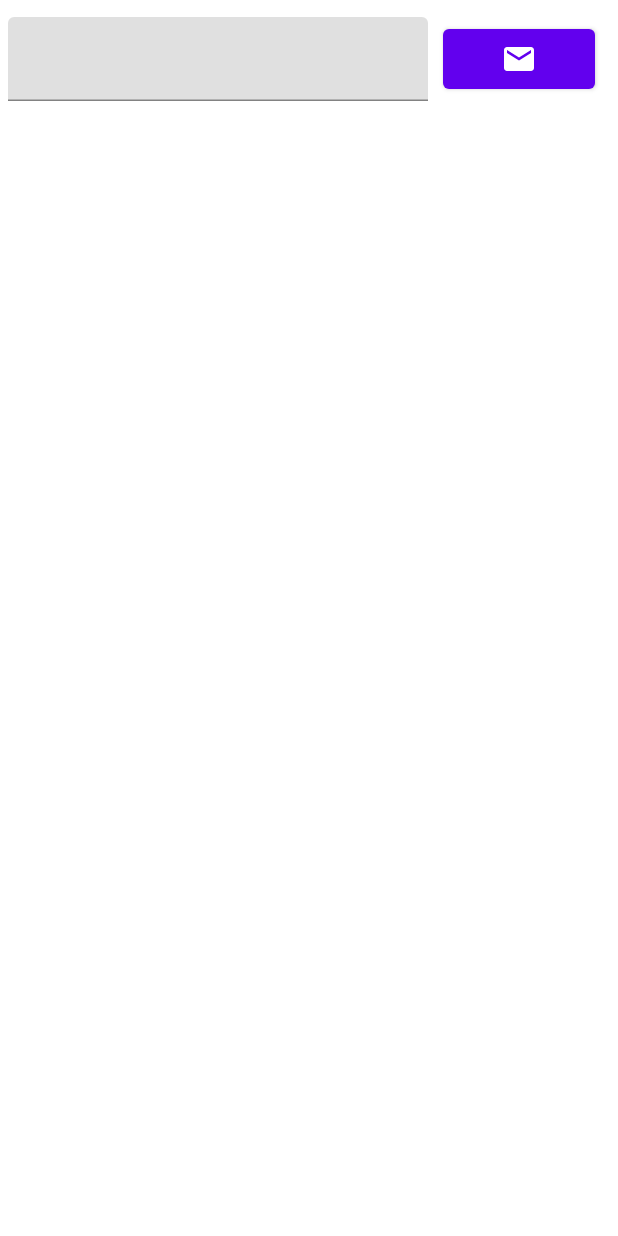
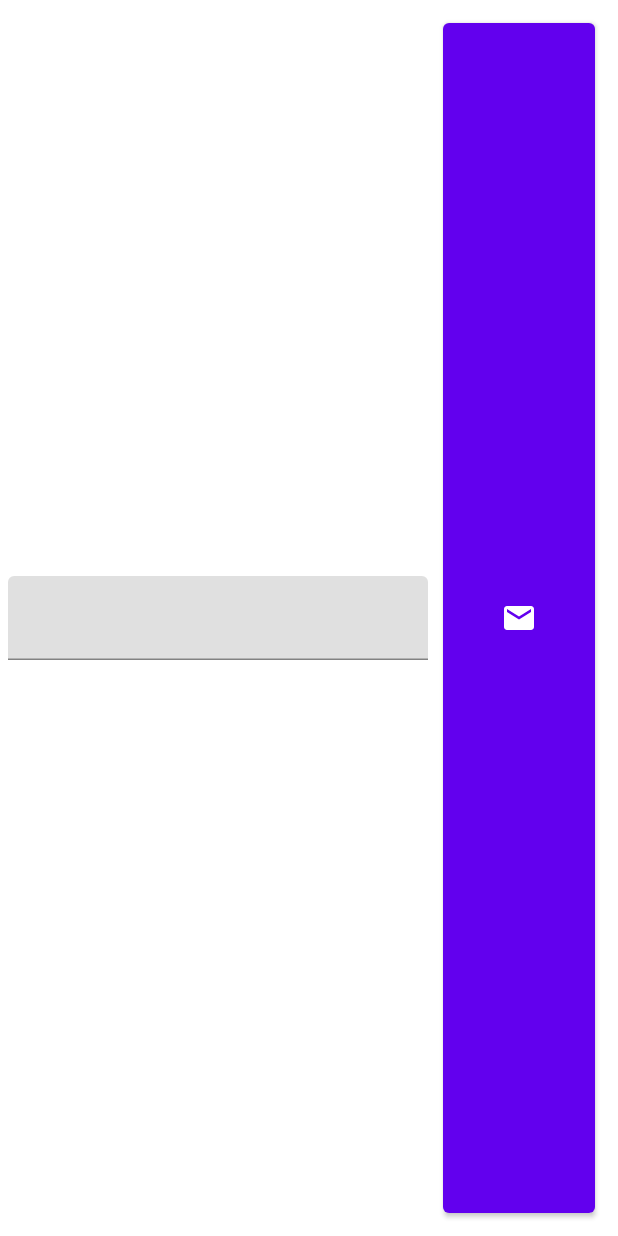
Before and after one commit to dmcet/talking-to-myself, an Android app built with Jetpack Compose: the @Preview function ChatBarPreview, on a phone screen of 412 x 824 dp. Run offline under Robolectric (Android 15) with nearby library versions, the phone set to English and light mode, and no system bars.

Commit message:
implement basic functionality :)

```diff
--- a/app/build.gradle
+++ b/app/build.gradle
@@ -9,7 +9,7 @@ android {
 
     defaultConfig {
         applicationId "de.cetvericov.talkingtomyself"
-        minSdk 24
+        minSdk 26
         targetSdk 33
         versionCode 1
         versionName "1.0"
--- /dev/null
+++ b/app/src/main/java/de/cetvericov/talkingtomyself/data/Message.kt
@@ -0,0 +1,5 @@
+package de.cetvericov.talkingtomyself.data
+
+import java.time.LocalDateTime
+
+data class Message(val timestamp: LocalDateTime, val content: String)
--- a/app/src/main/java/de/cetvericov/talkingtomyself/ui/views/ChatBar.kt
+++ b/app/src/main/java/de/cetvericov/talkingtomyself/ui/views/ChatBar.kt
@@ -1,8 +1,6 @@
 package de.cetvericov.talkingtomyself.ui.views
 
-import androidx.compose.foundation.layout.Row
-import androidx.compose.foundation.layout.fillMaxWidth
-import androidx.compose.foundation.layout.padding
+import androidx.compose.foundation.layout.*
 import androidx.compose.material.Button
 import androidx.compose.material.Icon
 import androidx.compose.material.Surface
@@ -10,6 +8,7 @@ import androidx.compose.material.TextField
 import androidx.compose.material.icons.Icons
 import androidx.compose.material.icons.filled.Email
 import androidx.compose.runtime.Composable
+import androidx.compose.runtime.remember
 import androidx.compose.ui.Alignment
 import androidx.compose.ui.Modifier
 import androidx.compose.ui.tooling.preview.Preview
@@ -18,22 +17,29 @@ import de.cetvericov.talkingtomyself.viewmodels.ChatBarViewModel
 
 @Composable
 fun ChatBar(viewModel: ChatBarViewModel) {
+    val text = remember {
+        viewModel.text
+    }
+
     Row(
         modifier = Modifier
             .padding(5.dp)
             .fillMaxWidth(),
         verticalAlignment = Alignment.CenterVertically,
-
         ) {
         TextField(
-            value = viewModel.text.value,
+            value = text.value,
             onValueChange = { value: String ->
                 viewModel.updateText(value)
             }
         )
         Button(
-            onClick = viewModel::sendToMessageBox,
-            modifier = Modifier.fillMaxWidth().padding(10.dp)
+            onClick = viewModel::send,
+            modifier = Modifier
+                .fillMaxWidth()
+                .fillMaxHeight()
+                .defaultMinSize(30.dp, 30.dp)
+                .padding(10.dp)
         ) {
             Icon(
                 imageVector = Icons.Filled.Email,
@@ -47,6 +53,6 @@ fun ChatBar(viewModel: ChatBarViewModel) {
 @Composable
 fun ChatBarPreview() {
     Surface {
-        ChatBar(viewModel = ChatBarViewModel())
+        ChatBar(viewModel = ChatBarViewModel({}))
     }
 }
--- a/app/src/main/java/de/cetvericov/talkingtomyself/viewmodels/ChatBarViewModel.kt
+++ b/app/src/main/java/de/cetvericov/talkingtomyself/viewmodels/ChatBarViewModel.kt
@@ -3,15 +3,16 @@ package de.cetvericov.talkingtomyself.viewmodels
 import androidx.compose.runtime.mutableStateOf
 import androidx.lifecycle.ViewModel
 
-class ChatBarViewModel : ViewModel() {
-    var text = mutableStateOf("")
-        private set
+class ChatBarViewModel(private val onSend: (String) -> Unit) : ViewModel() {
+    val text = mutableStateOf("")
 
     fun updateText(input: String) {
         text.value = input
+
     }
 
-    fun sendToMessageBox() {
-
+    fun send() {
+        onSend(text.value)
+        text.value = ""
     }
 }
```
Also changed, not shown: app/src/main/java/de/cetvericov/talkingtomyself/MainActivity.kt (+20 -3 lines), app/src/main/java/de/cetvericov/talkingtomyself/ui/views/MessageBox.kt (added, +89 -0 lines), app/src/main/java/de/cetvericov/talkingtomyself/viewmodels/MessageBoxViewModel.kt (added, +9 -0 lines).
